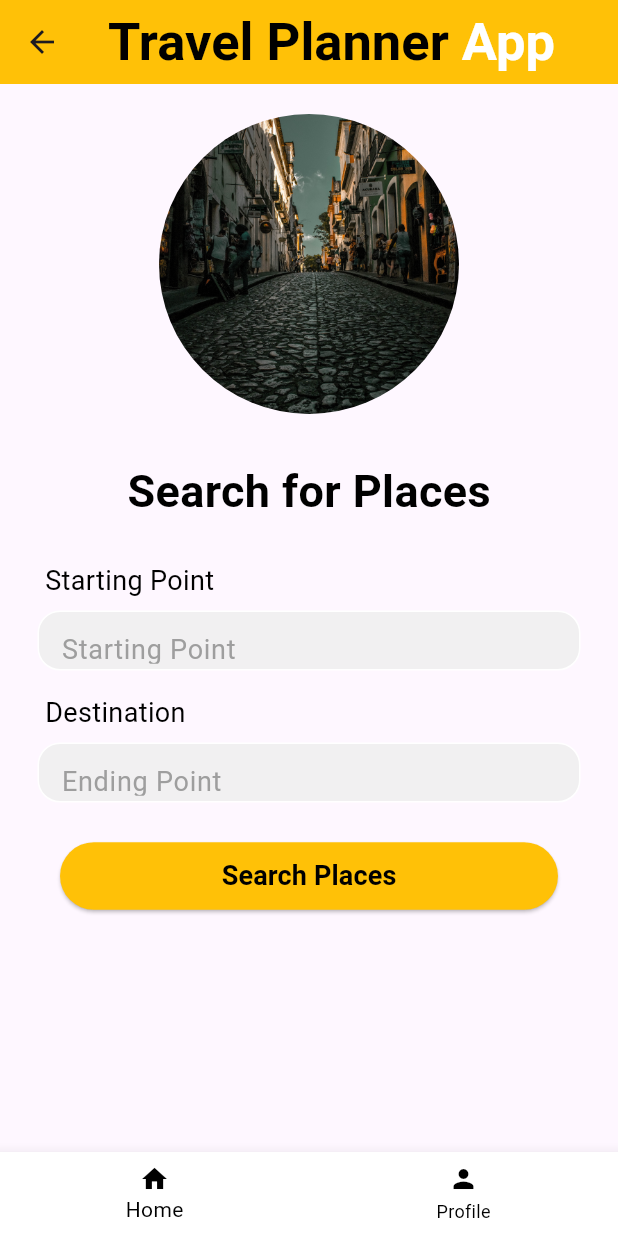
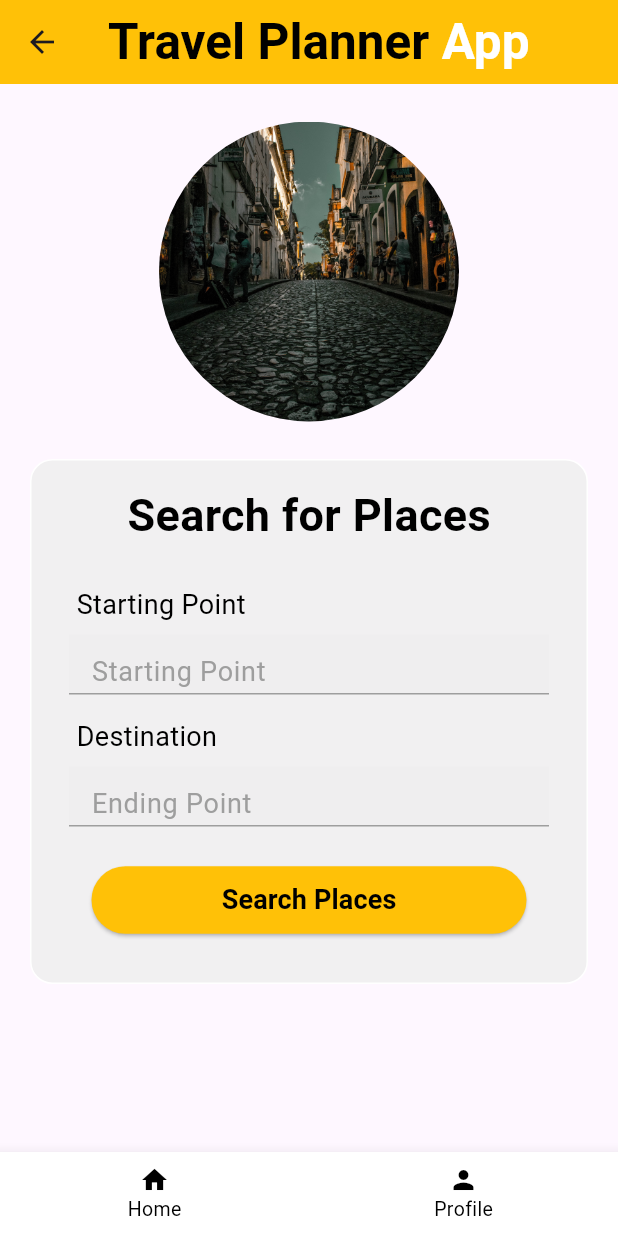
Before and after one commit to pruthuvi2001/travel_planner_y3g13, a Flutter app: the HomePage screen opened directly, on a phone screen of 412 x 824 dp. Run offline on Flutter 3.47's test engine with Material 3 defaults, Android fonts, the phone set to English and light mode, and no system bars.

Commit message:
updated widget designs

```diff
--- a/lib/home_page.dart
+++ b/lib/home_page.dart
@@ -43,7 +43,7 @@ class _HomePageState extends State<HomePage> {
               text: 'Travel Planner',
               style: TextStyle(
                   color: Colors.black,
-                  fontSize: 35,
+                  fontSize: 33,
                   fontWeight: FontWeight.bold),
               children: [
                 TextSpan(
@@ -54,9 +54,10 @@ class _HomePageState extends State<HomePage> {
         ),
       ),
       body: Container(
+        padding:EdgeInsets.only(left: 20.0, right: 20.0),
         child: ListView(
           padding: EdgeInsets.only(
-            top: 20.0,
+            top: 25.0,
             bottom: 20.0,
           ),
           children: [
@@ -72,8 +73,18 @@ class _HomePageState extends State<HomePage> {
                 ),
               ),
             ),
-            SizedBox(height: 30),
+            SizedBox(height: 25),
 // Search for Places text
+            Container(
+              height: 350.0,
+              decoration: BoxDecoration(
+                color: Colors.grey[200]?.withOpacity(0.8),
+                border: Border.all(color: Colors.white),
+                borderRadius: BorderRadius.circular(15),
+              ),
+              child: ListView(
+                padding: EdgeInsets.only(top:15.0),
+                children: [
                   Center(
                     child: Text(
                       'Search for Places',
@@ -103,8 +114,7 @@ class _HomePageState extends State<HomePage> {
                       height: 40,
                       decoration: BoxDecoration(
                         color: Colors.grey[200]?.withOpacity(0.8),
-                  border: Border.all(color: Colors.white),
-                  borderRadius: BorderRadius.circular(15),
+                        border: Border(bottom: BorderSide(color: Colors.grey)),
                       ),
                       child: Padding(
                         padding: const EdgeInsets.only(left: 15.0, top: 15.0),
@@ -142,8 +152,7 @@ class _HomePageState extends State<HomePage> {
                       height: 40,
                       decoration: BoxDecoration(
                         color: Colors.grey[200]?.withOpacity(0.8),
-                  border: Border.all(color: Colors.white),
-                  borderRadius: BorderRadius.circular(15),
+                        border: Border(bottom: BorderSide(color: Colors.grey)),
                       ),
                       child: Padding(
                         padding: const EdgeInsets.only(left: 15.0, top: 15.0),
@@ -191,13 +200,16 @@ class _HomePageState extends State<HomePage> {
                 ],
               ),
             ),
+          ],
+        ),
+      ),
       bottomNavigationBar: BottomNavigationBar(
         backgroundColor: Colors.white,
         iconSize: 20.0,
         selectedItemColor: Colors.black,
         unselectedItemColor: Colors.black,
-        selectedLabelStyle: TextStyle(color: Colors.black),
-        unselectedLabelStyle: TextStyle(color: Colors.black),
+        selectedLabelStyle: TextStyle(color: Colors.black, fontSize: 13.0),
+        unselectedLabelStyle: TextStyle(color: Colors.black, fontSize: 13.0),
         items: [
           BottomNavigationBarItem(
             icon: Icon(Icons.home),
```
Lines whose indentation alone changed are shown as unchanged.
